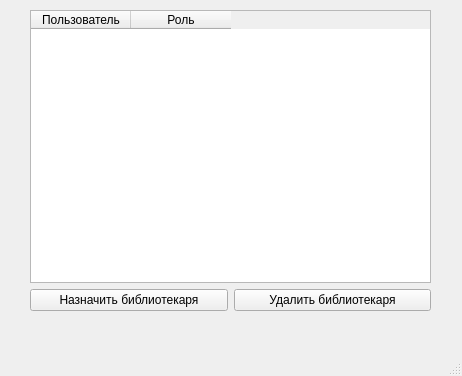
Old version of the form adminwindow.ui in the repository Antareas/Bibleo.
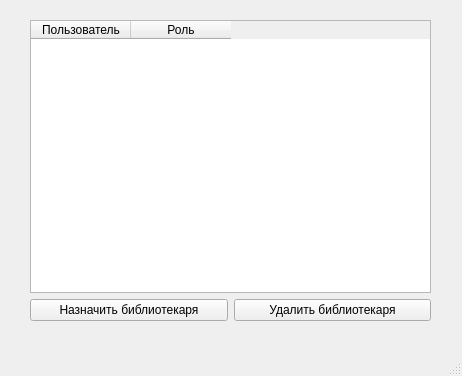
New version of the form.

Commit message: rework design

```diff
--- a/adminwindow.ui
+++ b/adminwindow.ui
@@ -14,11 +14,11 @@
    <string>MainWindow</string>
   </property>
   <widget class="QWidget" name="centralwidget">
-   <widget class="QWidget" name="">
+   <widget class="QWidget" name="layoutWidget">
     <property name="geometry">
      <rect>
       <x>30</x>
-      <y>10</y>
+      <y>20</y>
       <width>401</width>
       <height>301</height>
      </rect>
```
The commit also changes 6 other files.
